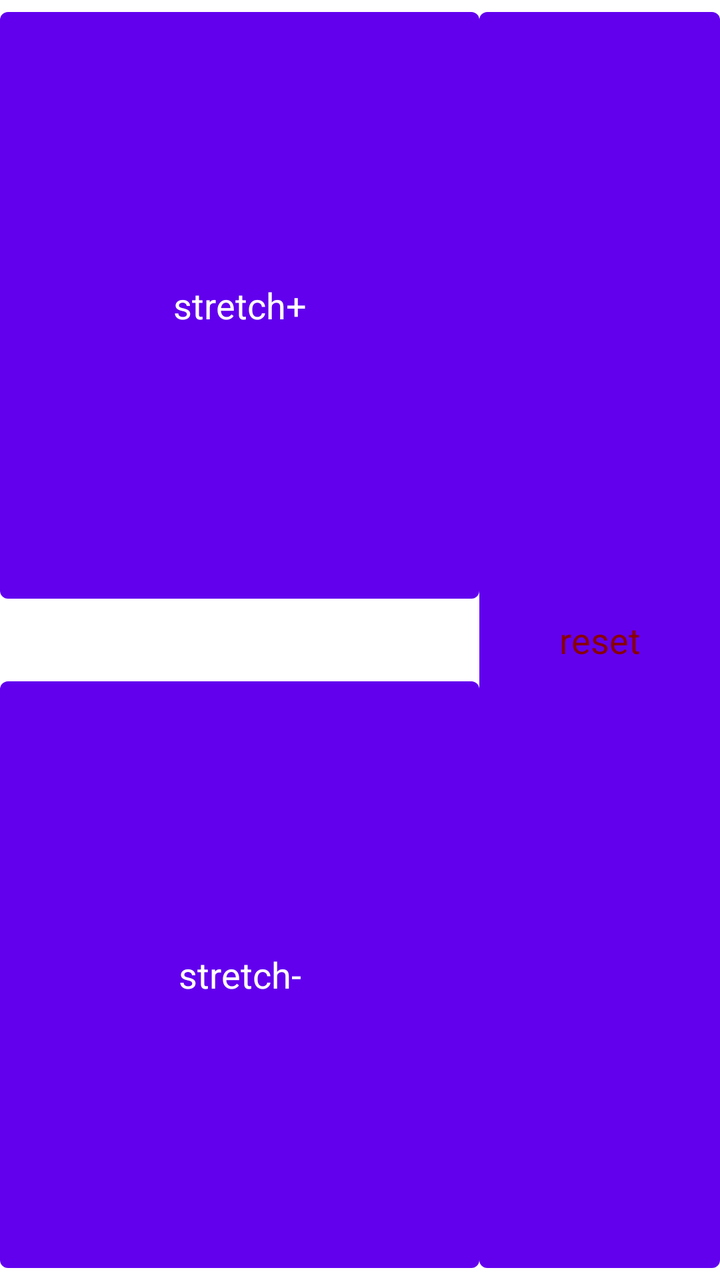
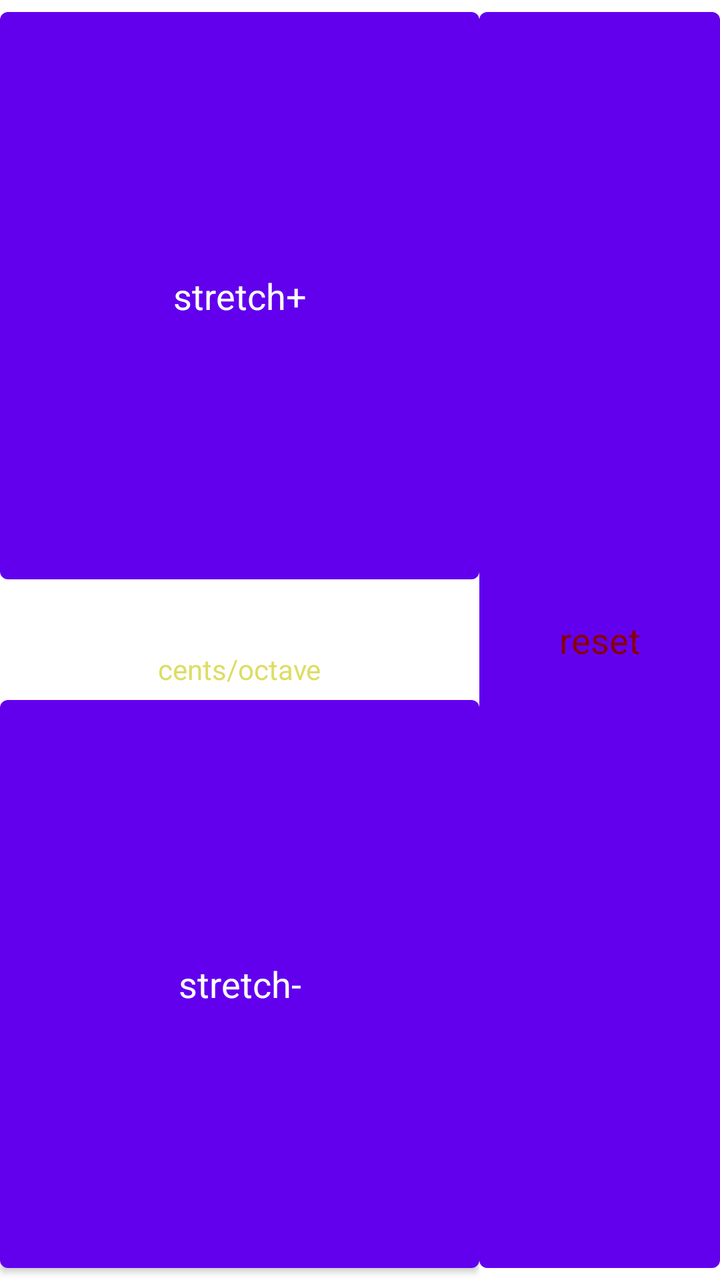

An Android layout rendered at two revisions. The XML below is the earlier revision; the diff shows what the commit changed to produce the second picture.
<!-- AndroidManifest.xml: fallback theme Theme.MaterialComponents.DayNight.NoActionBar -->
<!-- res/layout/stretch_buttons.xml -->
<?xml version="1.0" encoding="utf-8"?>
<LinearLayout xmlns:android="http://schemas.android.com/apk/res/android"
    android:orientation="horizontal"
    android:layout_width="fill_parent"
    android:layout_height="fill_parent">
    <LinearLayout
	android:layout_width="1dp"
	android:layout_height="fill_parent"
	android:layout_weight="2"
	android:orientation="vertical">
	<Button
	    android:layout_width="fill_parent"
	    android:layout_height="1dp"
	    android:layout_weight="1"
	    android:text="stretch+"
	    android:textAppearance="?android:attr/textAppearanceMedium"
	    android:onClick="stretch_incr" />
	<TextView android:id="@+id/stretch_display2"
	    android:layout_width="fill_parent"
	    android:layout_height="wrap_content"
	    android:gravity="center"
	    android:lines="1"
	    android:singleLine="true"
	    android:textAppearance="?android:attr/textAppearanceLarge" 
	    android:textColor="#66F" />
	<Button
	    android:layout_width="fill_parent"
	    android:layout_height="1dp"
	    android:layout_weight="1"
	    android:text="stretch-"
	    android:textAppearance="?android:attr/textAppearanceMedium"
	    android:onClick="stretch_decr" />
    </LinearLayout>
    <Button
	android:layout_width="1dp"
	android:layout_height="fill_parent"
	android:layout_weight="1"
	android:text="reset"
	android:textAppearance="?android:attr/textAppearanceMedium"
	android:textColor="#800"
	android:onClick="reset_stretch" />
</LinearLayout>
<!-- resources referenced by this layout -->
<resources>

</resources>

<!-- the commit's change to res/layout/stretch_buttons.xml (unified diff, before → after) -->
@@ -21,8 +21,17 @@
 	    android:gravity="center"
 	    android:lines="1"
 	    android:singleLine="true"
-	    android:textAppearance="?android:attr/textAppearanceLarge" 
+	    android:textAppearance="?android:attr/textAppearanceLarge"
 	    android:textColor="#66F" />
+	<TextView
+	    android:layout_width="fill_parent"
+	    android:layout_height="wrap_content"
+	    android:gravity="center"
+	    android:text="cents/octave"
+	    android:lines="1"
+	    android:singleLine="true"
+	    android:textAppearance="?android:attr/textAppearanceSmall"
+	    android:textColor="#DD6" />
 	<Button
 	    android:layout_width="fill_parent"
 	    android:layout_height="1dp"
